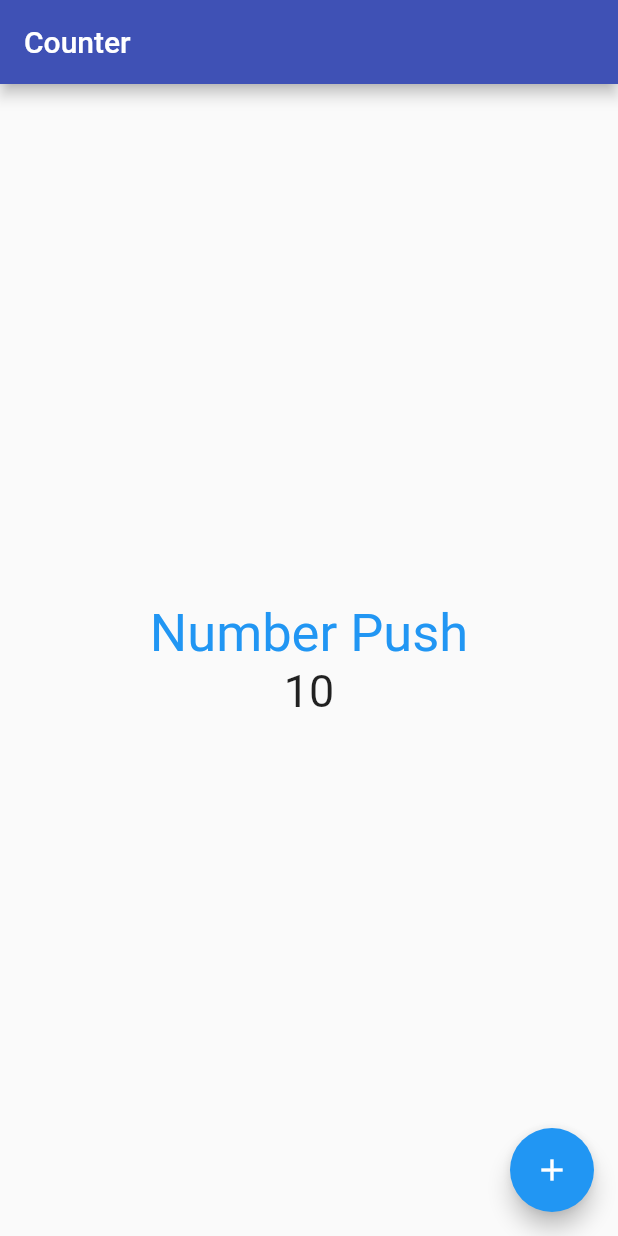
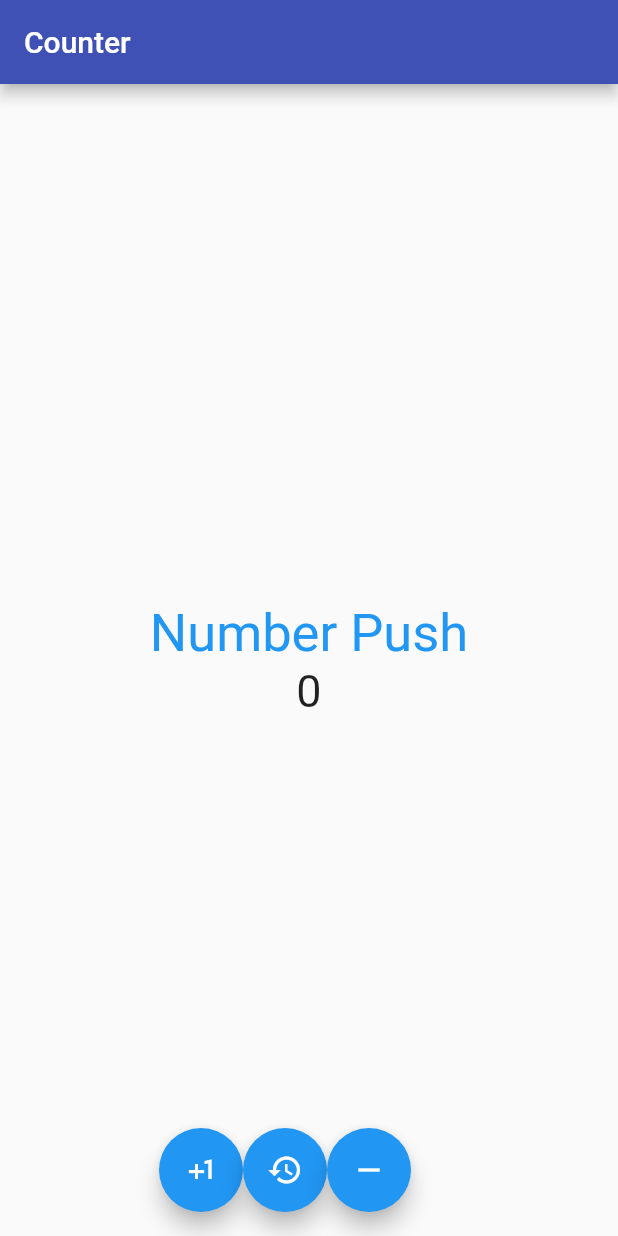
Before and after one commit to luispayaresj/flutter_practice, a Flutter app: the screen it shows after launch, on a phone screen of 412 x 824 dp. Run offline on Flutter 3.47's test engine with Material 2 defaults, Android fonts, the phone set to English and light mode, and no system bars.

Commit message:
App from scratch 006

```diff
--- a/lib/view/count_screen.dart
+++ b/lib/view/count_screen.dart
@@ -8,7 +8,7 @@ class CountScreen extends StatefulWidget {
 }
 
 class _CountScreenState extends State<CountScreen> {
-  int count = 10;
+  int count = 0;
   @override
   Widget build(BuildContext context) {
     return Scaffold(
@@ -26,13 +26,45 @@ class _CountScreenState extends State<CountScreen> {
           ],
         ),
       ),
-      floatingActionButton: FloatingActionButton(
-          child: const Icon(Icons.add),
-          onPressed: () {
-            setState(() {
-              count++;
-            });
-          }),
+      floatingActionButton: Row(
+        mainAxisAlignment: MainAxisAlignment.center,
+        children: [
+          FloatingActionButton(
+              child: const Icon(Icons.plus_one),
+              onPressed: () {
+                increments();
+              }),
+          FloatingActionButton(
+              child: const Icon(Icons.restore),
+              onPressed: () {
+                restarts();
+              }),
+          FloatingActionButton(
+              child: const Icon(Icons.remove),
+              onPressed: () {
+                reduces();
+              }),
+        ],
+      ),
     );
   }
+
+  void reduces() {
+    setState(() {
+      count--;
+    });
+  }
+
+  void increments() {
+    setState(() {
+      count++;
+    });
+  }
+
+  void restarts() {
+    setState(() {
+      count=0;
+    });
+  }
+
 }
```
